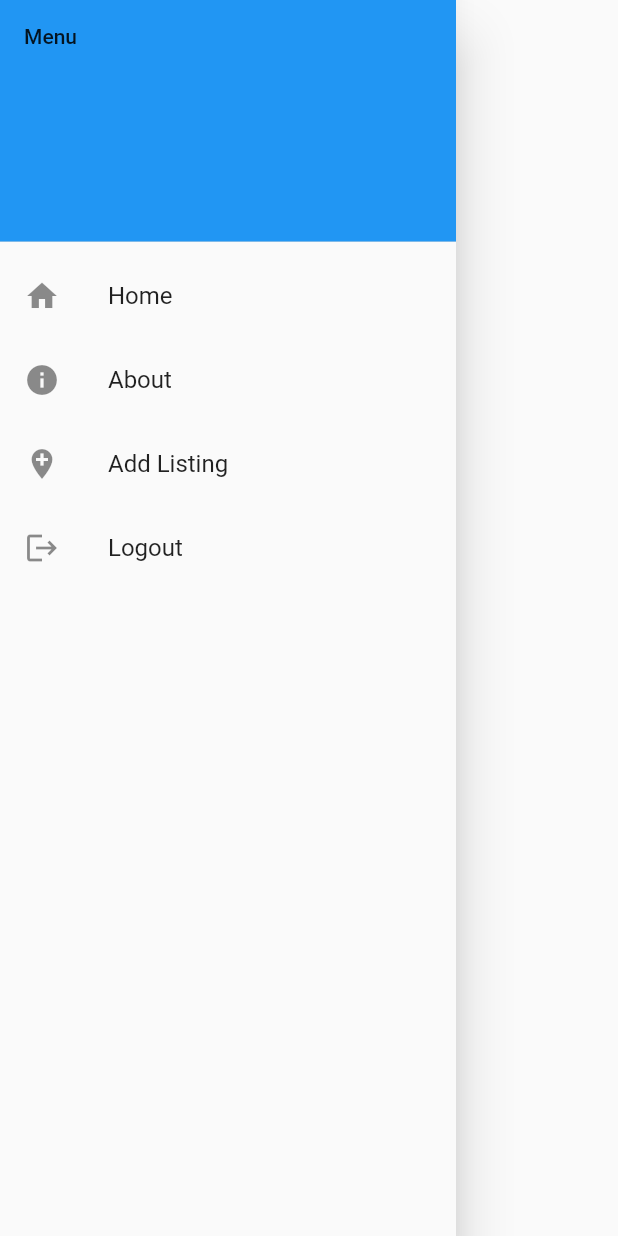
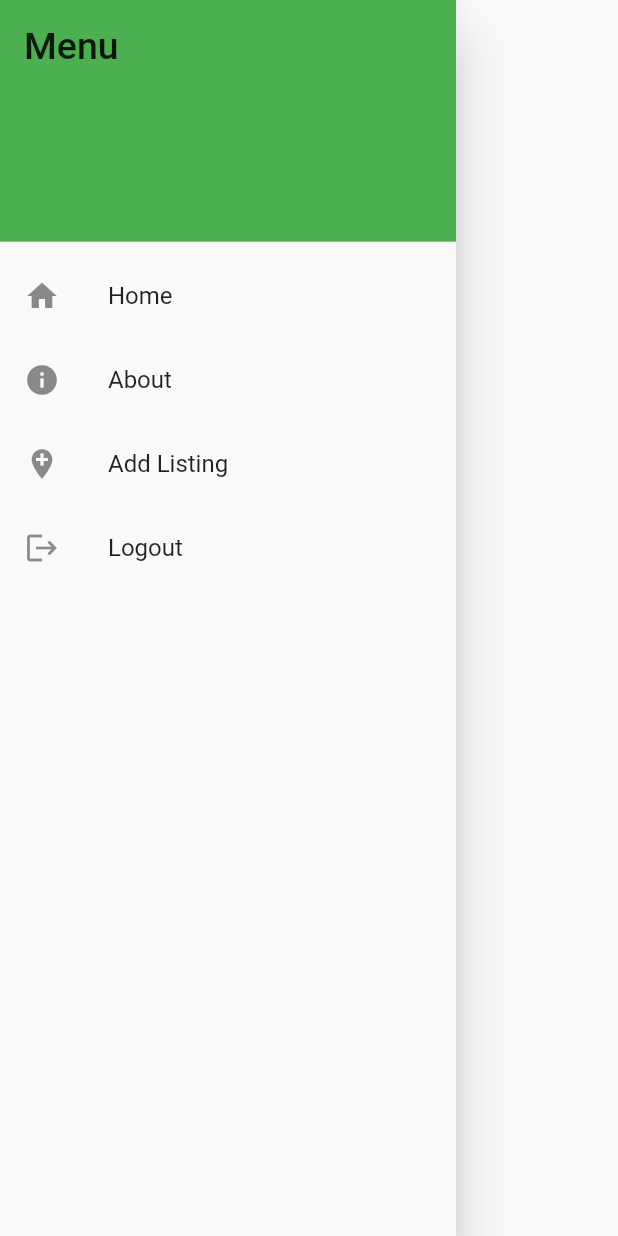
Before and after one commit to amantham20/ParkingPal, a Flutter app: the CustomDrawer widget shown alone on an empty page, opened directly, on a phone screen of 412 x 824 dp. Run offline on Flutter 3.47's test engine with Material 2 defaults, Android fonts, the phone set to English and light mode, and no system bars; our stand-ins replace firebase_auth, firebase_core; missing offline and left inert: latlng, map; accounts and stored records are empty.

Commit message:
changed color

```diff
--- a/lib/comp/customdraw.dart
+++ b/lib/comp/customdraw.dart
@@ -4,7 +4,6 @@ import 'package:parkingpal/login.dart';
 
 import '../about.dart';
 import '../listing.dart';
-import '../settings.dart';
 
 import 'package:firebase_core/firebase_core.dart';
 import 'package:firebase_auth/firebase_auth.dart';
@@ -27,9 +26,12 @@ class _CustomDrawerState extends State<CustomDrawer> {
         padding: EdgeInsets.zero,
         children: <Widget>[
           const DrawerHeader(
-            child: Text('Menu'),
+            child: Text(
+              'Menu',
+              style: TextStyle(fontSize: 25),
+            ),
             decoration: BoxDecoration(
-              color: Colors.blue,
+              color: Colors.green,
             ),
           ),
           ListTile(
@@ -59,7 +61,7 @@ class _CustomDrawerState extends State<CustomDrawer> {
             title: const Text('Logout'),
             onTap: () {
               FirebaseAuth.instance.signOut();
-              movePage(LoginPage(), context);
+              movePage(const LoginPage(), context);
             },
           ),
         ],
```
Also changed, not shown: lib/settings.dart (deleted, +0 -15 lines).
